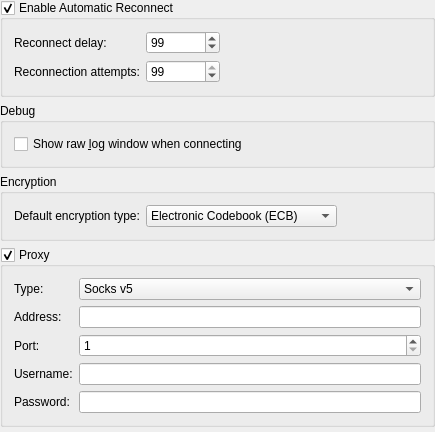
KDE/konversation, file src/config/connectionbehavior_config.ui: the form before one commit.
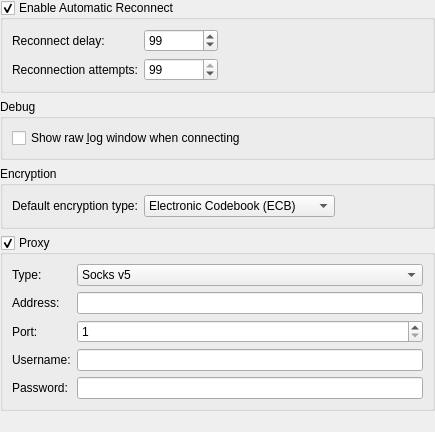
The form after the commit. Custom widgets are drawn as their Qt base class.

Commit message: Remove outdated <layoutdefault> from UI files

```diff
--- a/src/config/connectionbehavior_config.ui
+++ b/src/config/connectionbehavior_config.ui
@@ -296,7 +296,6 @@
    </item>
   </layout>
  </widget>
- <layoutdefault spacing="6" margin="11"/>
  <customwidgets>
   <customwidget>
    <class>KLineEdit</class>
```
The commit also changes 19 other files.
